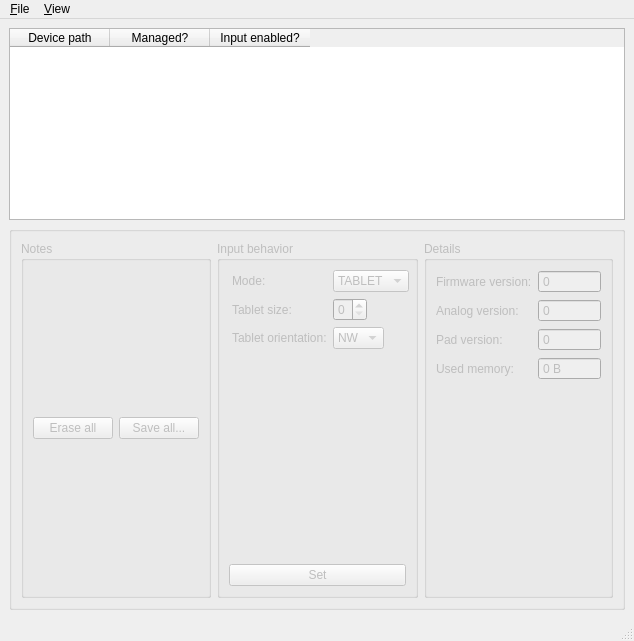
Old version of the form m210c-qt/ui/mainwindow.ui in the repository tuomasjjrasanen/m210.
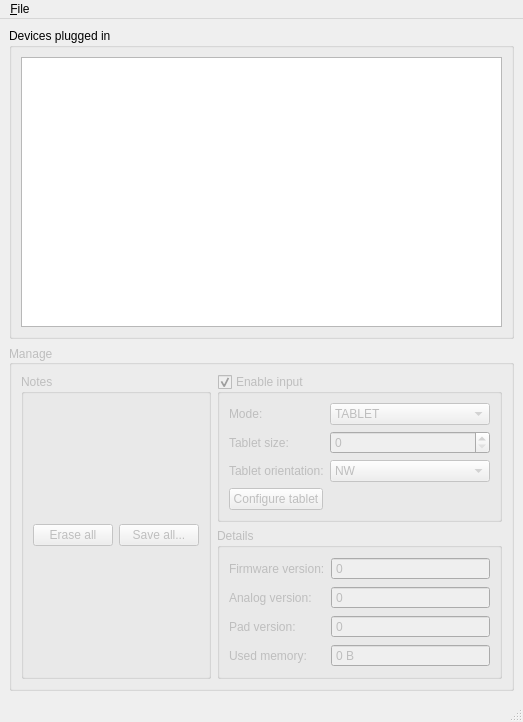
New version of the form.

Commit message: m210c-qt: ui redesigned a bit

```diff
--- a/m210c-qt/ui/mainwindow.ui
+++ b/m210c-qt/ui/mainwindow.ui
@@ -6,8 +6,8 @@
    <rect>
     <x>0</x>
     <y>0</y>
-    <width>592</width>
-    <height>641</height>
+    <width>523</width>
+    <height>722</height>
    </rect>
   </property>
   <property name="windowTitle">
@@ -15,39 +15,20 @@
   </property>
   <widget class="QWidget" name="centralwidget">
    <layout class="QVBoxLayout" name="verticalLayout">
+    <item>
+     <widget class="QGroupBox" name="groupBox_5">
+      <property name="title">
+       <string>Devices plugged in</string>
+      </property>
+      <layout class="QVBoxLayout" name="verticalLayout_2">
+       <item>
+        <widget class="QListWidget" name="listWidget"/>
+       </item>
+      </layout>
+     </widget>
+    </item>
     <item>
      <layout class="QVBoxLayout" name="verticalLayout_4">
-      <item>
-       <widget class="QTableWidget" name="tableWidget">
-        <property name="sizePolicy">
-         <sizepolicy hsizetype="Expanding" vsizetype="Preferred">
-          <horstretch>0</horstretch>
-          <verstretch>0</verstretch>
-         </sizepolicy>
-        </property>
-        <property name="selectionMode">
-         <enum>QAbstractItemView::SingleSelection</enum>
-        </property>
-        <property name="selectionBehavior">
-         <enum>QAbstractItemView::SelectRows</enum>
-        </property>
-        <column>
-         <property name="text">
-          <string>Device path</string>
-         </property>
-        </column>
-        <column>
-         <property name="text">
-          <string>Managed?</string>
-         </property>
-        </column>
-        <column>
-         <property name="text">
-          <string>Input enabled?</string>
-         </property>
-        </column>
-       </widget>
-      </item>
       <item>
        <widget class="QGroupBox" name="groupBox">
         <property name="enabled">
@@ -60,7 +41,7 @@
          </sizepolicy>
         </property>
         <property name="title">
-         <string/>
+         <string>Manage</string>
         </property>
         <property name="alignment">
          <set>Qt::AlignLeading|Qt::AlignLeft|Qt::AlignVCenter</set>
@@ -109,7 +90,9 @@
           </widget>
          </item>
          <item>
-          <widget class="QGroupBox" name="groupBox_4">
+          <layout class="QVBoxLayout" name="verticalLayout_5">
+           <item>
+            <widget class="QGroupBox" name="groupBoxInput">
            <property name="sizePolicy">
             <sizepolicy hsizetype="Expanding" vsizetype="Preferred">
              <horstretch>0</horstretch>
@@ -117,20 +100,15 @@
             </sizepolicy>
            </property>
            <property name="title">
-            <string>Input behavior</string>
-           </property>
-           <layout class="QVBoxLayout" name="verticalLayout_2">
-            <item>
-             <layout class="QFormLayout" name="formLayout_5">
-              <property name="fieldGrowthPolicy">
-               <enum>QFormLayout::ExpandingFieldsGrow</enum>
-              </property>
-              <property name="labelAlignment">
-               <set>Qt::AlignLeading|Qt::AlignLeft|Qt::AlignVCenter</set>
-              </property>
-              <property name="formAlignment">
-               <set>Qt::AlignHCenter|Qt::AlignTop</set>
-              </property>
+              <string>Enable input</string>
+             </property>
+             <property name="checkable">
+              <bool>true</bool>
+             </property>
+             <property name="checked">
+              <bool>true</bool>
+             </property>
+             <layout class="QFormLayout" name="formLayout_2">
               <item row="0" column="0">
                <widget class="QLabel" name="label_4">
                 <property name="text">
@@ -167,6 +145,9 @@
               </item>
               <item row="1" column="1">
                <widget class="QSpinBox" name="spinBoxSize">
+                <property name="minimum">
+                 <number>0</number>
+                </property>
                 <property name="maximum">
                  <number>9</number>
                 </property>
@@ -201,12 +182,10 @@
                 </item>
                </widget>
               </item>
-             </layout>
-            </item>
-            <item>
-             <widget class="QPushButton" name="pushButtonSetMode">
+              <item row="3" column="0">
+               <widget class="QPushButton" name="pushButtonConfigureTablet">
               <property name="text">
-               <string>Set</string>
+                 <string>Configure tablet</string>
               </property>
              </widget>
             </item>
@@ -219,12 +198,6 @@
             <string>Details</string>
            </property>
            <layout class="QFormLayout" name="formLayout">
-            <property name="labelAlignment">
-             <set>Qt::AlignLeading|Qt::AlignLeft|Qt::AlignVCenter</set>
-            </property>
-            <property name="formAlignment">
-             <set>Qt::AlignHCenter|Qt::AlignTop</set>
-            </property>
             <item row="0" column="0">
              <widget class="QLabel" name="label">
               <property name="text">
@@ -315,9 +288,6 @@
               <property name="suffix">
                <string> B</string>
               </property>
-              <property name="prefix">
-               <string/>
-              </property>
               <property name="maximum">
                <number>999999999</number>
               </property>
@@ -327,6 +297,8 @@
           </widget>
          </item>
         </layout>
+         </item>
+        </layout>
        </widget>
       </item>
      </layout>
@@ -338,23 +310,17 @@
     <rect>
      <x>0</x>
      <y>0</y>
-     <width>592</width>
-     <height>21</height>
+     <width>523</width>
+     <height>25</height>
     </rect>
    </property>
    <widget class="QMenu" name="menuFile">
     <property name="title">
      <string>&amp;File</string>
     </property>
-   </widget>
-   <widget class="QMenu" name="menuView">
-    <property name="title">
-     <string>&amp;View</string>
-    </property>
-    <addaction name="actionDetails"/>
+    <addaction name="actionQuit"/>
    </widget>
    <addaction name="menuFile"/>
-   <addaction name="menuView"/>
   </widget>
   <widget class="QStatusBar" name="statusbar"/>
   <action name="actionQuit">
```
Left out of the diff: 58 changed lines with no effect on the pictures. Lines whose indentation alone changed are shown as unchanged. The commit also changes 2 other files.
